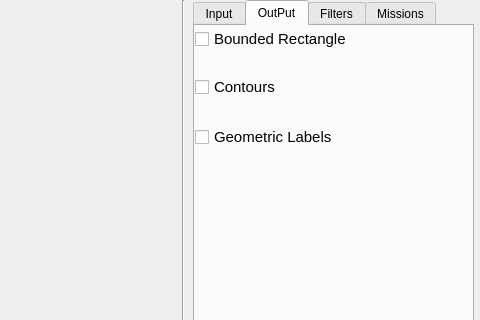
Above: mainwindow.ui from MrKarimiD/Shape-Detector before the change; both pictures show x 467 to 947 and y 0 to 320 of the 947 by 514 pixel window. Below: the same form after it.
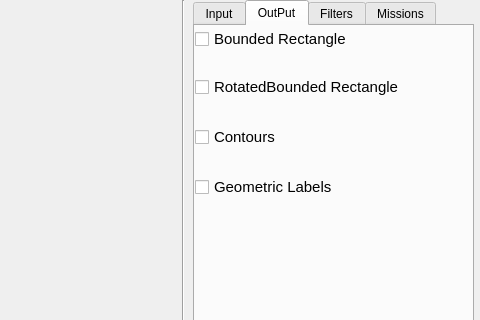
That is the form after the change. The open tabs and pages were chosen to show the change.

Commit message: add rotated Rectangle

The edit to the form file:
```diff
--- a/mainwindow.ui
+++ b/mainwindow.ui
@@ -407,7 +407,7 @@
       <property name="geometry">
        <rect>
         <x>0</x>
-        <y>50</y>
+        <y>100</y>
         <width>121</width>
         <height>22</height>
        </rect>
@@ -425,7 +425,7 @@
       <property name="geometry">
        <rect>
         <x>0</x>
-        <y>100</y>
+        <y>150</y>
         <width>151</width>
         <height>22</height>
        </rect>
@@ -439,6 +439,24 @@
        <string>Geometric Labels</string>
       </property>
      </widget>
+     <widget class="QCheckBox" name="rotate_checkBox">
+      <property name="geometry">
+       <rect>
+        <x>0</x>
+        <y>50</y>
+        <width>251</width>
+        <height>22</height>
+       </rect>
+      </property>
+      <property name="font">
+       <font>
+        <pointsize>11</pointsize>
+       </font>
+      </property>
+      <property name="text">
+       <string>RotatedBounded Rectangle</string>
+      </property>
+     </widget>
     </widget>
     <widget class="QWidget" name="filter_tab">
      <attribute name="title">
```
Left out of the diff: 2 changed lines with no effect on the pictures. The commit also changes 4 other files.
